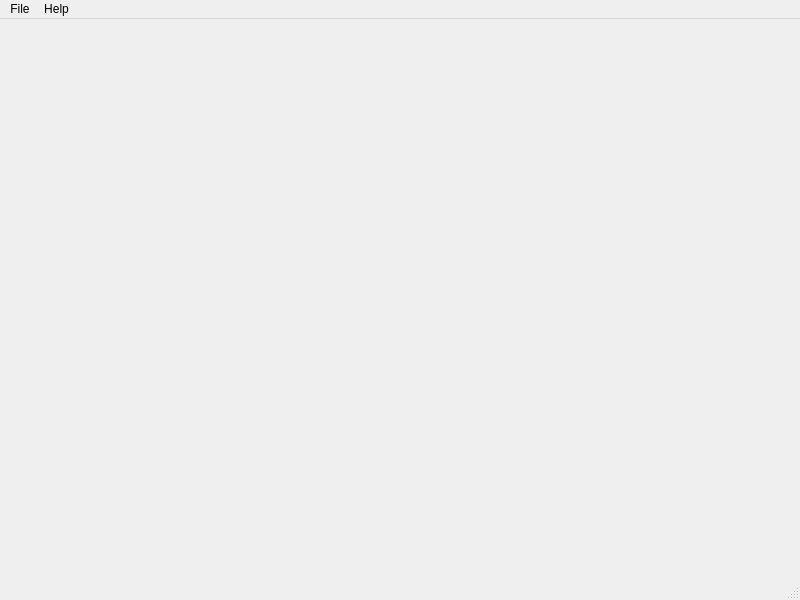
Before: the Qt Designer form mainwindow.ui in tovarj5/ME570_assignment4_myRepo, drawn with Qt 5.
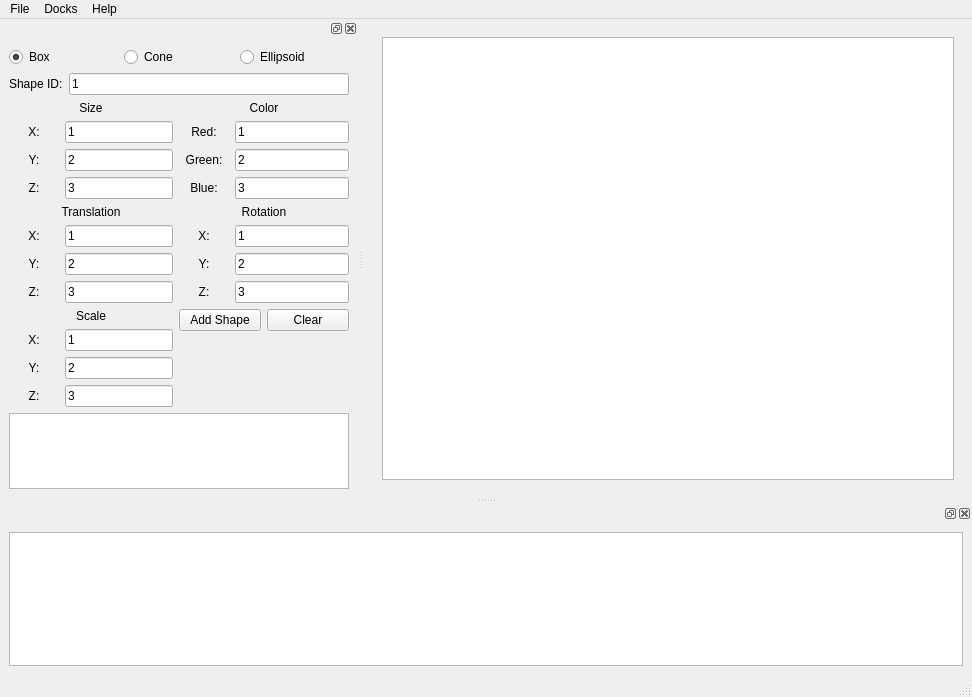
After: the same form once the commit is applied.

Commit message: Moved Code from desk computer for week 2. Added GUI functionality, dock widgets, adding shape functionality, expanding widgets. Exit, open, save functionality.

```diff
--- a/mainwindow.ui
+++ b/mainwindow.ui
@@ -6,20 +6,32 @@
    <rect>
     <x>0</x>
     <y>0</y>
-    <width>800</width>
-    <height>600</height>
+    <width>972</width>
+    <height>697</height>
    </rect>
   </property>
   <property name="windowTitle">
    <string>Fun With Shapes</string>
   </property>
-  <widget class="QWidget" name="centralwidget"/>
+  <widget class="QWidget" name="centralwidget">
+   <layout class="QVBoxLayout" name="verticalLayout">
+    <item>
+     <widget class="QWidget" name="widget" native="true">
+      <layout class="QHBoxLayout" name="horizontalLayout_2">
+       <item>
+        <widget class="QGraphicsView" name="graphicsView"/>
+       </item>
+      </layout>
+     </widget>
+    </item>
+   </layout>
+  </widget>
   <widget class="QMenuBar" name="menubar">
    <property name="geometry">
     <rect>
      <x>0</x>
      <y>0</y>
-     <width>800</width>
+     <width>972</width>
      <height>20</height>
     </rect>
    </property>
@@ -38,10 +50,594 @@
     </property>
     <addaction name="actionAbout"/>
    </widget>
+   <widget class="QMenu" name="menuDialogs">
+    <property name="title">
+     <string>Docks</string>
+    </property>
+    <addaction name="actionOpen_Create_Shape_Dialog"/>
+    <addaction name="actionOpen_Output_Dock"/>
+   </widget>
    <addaction name="menuFile"/>
+   <addaction name="menuDialogs"/>
    <addaction name="menuHelp"/>
   </widget>
   <widget class="QStatusBar" name="statusbar"/>
+  <widget class="QDockWidget" name="outputDockWidget">
+   <property name="layoutDirection">
+    <enum>Qt::LeftToRight</enum>
+   </property>
+   <attribute name="dockWidgetArea">
+    <number>8</number>
+   </attribute>
+   <widget class="QWidget" name="dockWidgetContents">
+    <layout class="QHBoxLayout" name="horizontalLayout">
+     <item>
+      <widget class="QPlainTextEdit" name="outputDockPlainText">
+       <property name="readOnly">
+        <bool>true</bool>
+       </property>
+      </widget>
+     </item>
+    </layout>
+   </widget>
+  </widget>
+  <widget class="QDockWidget" name="creatShapeDockWidget">
+   <property name="sizePolicy">
+    <sizepolicy hsizetype="Preferred" vsizetype="Fixed">
+     <horstretch>0</horstretch>
+     <verstretch>0</verstretch>
+    </sizepolicy>
+   </property>
+   <property name="minimumSize">
+    <size>
+     <width>358</width>
+     <height>479</height>
+    </size>
+   </property>
+   <attribute name="dockWidgetArea">
+    <number>1</number>
+   </attribute>
+   <widget class="QWidget" name="dockWidgetContents_2">
+    <layout class="QFormLayout" name="formLayout_8">
+     <item row="0" column="0" colspan="2">
+      <layout class="QHBoxLayout" name="horizontalLayout_5">
+       <item>
+        <widget class="QRadioButton" name="boxRadioButton_2">
+         <property name="text">
+          <string>Box</string>
+         </property>
+         <property name="checked">
+          <bool>true</bool>
+         </property>
+        </widget>
+       </item>
+       <item>
+        <widget class="QRadioButton" name="coneRadioButton_2">
+         <property name="text">
+          <string>Cone</string>
+         </property>
+        </widget>
+       </item>
+       <item>
+        <widget class="QRadioButton" name="ellipsoidRadioButton_2">
+         <property name="text">
+          <string>Ellipsoid</string>
+         </property>
+        </widget>
+       </item>
+      </layout>
+     </item>
+     <item row="1" column="0" colspan="2">
+      <layout class="QHBoxLayout" name="horizontalLayout_6">
+       <item>
+        <widget class="QLabel" name="label_8">
+         <property name="text">
+          <string>Shape ID:</string>
+         </property>
+        </widget>
+       </item>
+       <item>
+        <widget class="QLineEdit" name="lineEdit_Id_2">
+         <property name="text">
+          <string>1</string>
+         </property>
+        </widget>
+       </item>
+      </layout>
+     </item>
+     <item row="2" column="0">
+      <layout class="QFormLayout" name="formLayout_2">
+       <item row="1" column="1">
+        <widget class="QLineEdit" name="lineEdit_DimX">
+         <property name="text">
+          <string>1</string>
+         </property>
+        </widget>
+       </item>
+       <item row="2" column="0">
+        <widget class="QLabel" name="label_sizeY">
+         <property name="minimumSize">
+          <size>
+           <width>50</width>
+           <height>0</height>
+          </size>
+         </property>
+         <property name="text">
+          <string>Y:</string>
+         </property>
+         <property name="alignment">
+          <set>Qt::AlignCenter</set>
+         </property>
+        </widget>
+       </item>
+       <item row="2" column="1">
+        <widget class="QLineEdit" name="lineEdit_DimY">
+         <property name="text">
+          <string>2</string>
+         </property>
+        </widget>
+       </item>
+       <item row="3" column="0">
+        <widget class="QLabel" name="label_sizeZ">
+         <property name="minimumSize">
+          <size>
+           <width>50</width>
+           <height>0</height>
+          </size>
+         </property>
+         <property name="text">
+          <string>Z:</string>
+         </property>
+         <property name="alignment">
+          <set>Qt::AlignCenter</set>
+         </property>
+        </widget>
+       </item>
+       <item row="3" column="1">
+        <widget class="QLineEdit" name="lineEdit_DimZ">
+         <property name="text">
+          <string>3</string>
+         </property>
+        </widget>
+       </item>
+       <item row="1" column="0">
+        <widget class="QLabel" name="label_sizeX">
+         <property name="sizePolicy">
+          <sizepolicy hsizetype="Expanding" vsizetype="Preferred">
+           <horstretch>0</horstretch>
+           <verstretch>0</verstretch>
+          </sizepolicy>
+         </property>
+         <property name="minimumSize">
+          <size>
+           <width>50</width>
+           <height>0</height>
+          </size>
+         </property>
+         <property name="text">
+          <string>X:</string>
+         </property>
+         <property name="alignment">
+          <set>Qt::AlignCenter</set>
+         </property>
+        </widget>
+       </item>
+       <item row="0" column="0" colspan="2">
+        <widget class="QLabel" name="label_9">
+         <property name="text">
+          <string>Size</string>
+         </property>
+         <property name="alignment">
+          <set>Qt::AlignCenter</set>
+         </property>
+        </widget>
+       </item>
+      </layout>
+     </item>
+     <item row="2" column="1">
+      <layout class="QFormLayout" name="formLayout_4">
+       <item row="1" column="1">
+        <widget class="QLineEdit" name="lineEdit_ColorX">
+         <property name="minimumSize">
+          <size>
+           <width>20</width>
+           <height>0</height>
+          </size>
+         </property>
+         <property name="text">
+          <string>1</string>
+         </property>
+        </widget>
+       </item>
+       <item row="2" column="0">
+        <widget class="QLabel" name="label_10">
+         <property name="minimumSize">
+          <size>
+           <width>50</width>
+           <height>0</height>
+          </size>
+         </property>
+         <property name="text">
+          <string>Green:</string>
+         </property>
+         <property name="alignment">
+          <set>Qt::AlignCenter</set>
+         </property>
+        </widget>
+       </item>
+       <item row="2" column="1">
+        <widget class="QLineEdit" name="lineEdit_ColorY">
+         <property name="minimumSize">
+          <size>
+           <width>20</width>
+           <height>0</height>
+          </size>
+         </property>
+         <property name="text">
+          <string>2</string>
+         </property>
+        </widget>
+       </item>
+       <item row="3" column="0">
+        <widget class="QLabel" name="label_11">
+         <property name="minimumSize">
+          <size>
+           <width>50</width>
+           <height>0</height>
+          </size>
+         </property>
+         <property name="text">
+          <string>Blue:</string>
+         </property>
+         <property name="alignment">
+          <set>Qt::AlignCenter</set>
+         </property>
+        </widget>
+       </item>
+       <item row="3" column="1">
+        <widget class="QLineEdit" name="lineEdit_ColorZ">
+         <property name="text">
+          <string>3</string>
+         </property>
+        </widget>
+       </item>
+       <item row="1" column="0">
+        <widget class="QLabel" name="label_12">
+         <property name="sizePolicy">
+          <sizepolicy hsizetype="Expanding" vsizetype="Preferred">
+           <horstretch>0</horstretch>
+           <verstretch>0</verstretch>
+          </sizepolicy>
+         </property>
+         <property name="minimumSize">
+          <size>
+           <width>50</width>
+           <height>0</height>
+          </size>
+         </property>
+         <property name="text">
+          <string>Red:</string>
+         </property>
+         <property name="alignment">
+          <set>Qt::AlignCenter</set>
+         </property>
+        </widget>
+       </item>
+       <item row="0" column="0" colspan="2">
+        <widget class="QLabel" name="label_13">
+         <property name="text">
+          <string>Color</string>
+         </property>
+         <property name="alignment">
+          <set>Qt::AlignCenter</set>
+         </property>
+        </widget>
+       </item>
+      </layout>
+     </item>
+     <item row="3" column="0">
+      <layout class="QFormLayout" name="formLayout_5">
+       <item row="1" column="1">
+        <widget class="QLineEdit" name="lineEdit_TranX">
+         <property name="text">
+          <string>1</string>
+         </property>
+        </widget>
+       </item>
+       <item row="2" column="0">
+        <widget class="QLabel" name="label_14">
+         <property name="minimumSize">
+          <size>
+           <width>50</width>
+           <height>0</height>
+          </size>
+         </property>
+         <property name="text">
+          <string>Y:</string>
+         </property>
+         <property name="alignment">
+          <set>Qt::AlignCenter</set>
+         </property>
+        </widget>
+       </item>
+       <item row="2" column="1">
+        <widget class="QLineEdit" name="lineEdit_TranY">
+         <property name="text">
+          <string>2</string>
+         </property>
+        </widget>
+       </item>
+       <item row="3" column="0">
+        <widget class="QLabel" name="label_15">
+         <property name="minimumSize">
+          <size>
+           <width>50</width>
+           <height>0</height>
+          </size>
+         </property>
+         <property name="text">
+          <string>Z:</string>
+         </property>
+         <property name="alignment">
+          <set>Qt::AlignCenter</set>
+         </property>
+        </widget>
+       </item>
+       <item row="3" column="1">
+        <widget class="QLineEdit" name="lineEdit_TranZ">
+         <property name="text">
+          <string>3</string>
+         </property>
+        </widget>
+       </item>
+       <item row="1" column="0">
+        <widget class="QLabel" name="label_16">
+         <property name="sizePolicy">
+          <sizepolicy hsizetype="Expanding" vsizetype="Preferred">
+           <horstretch>0</horstretch>
+           <verstretch>0</verstretch>
+          </sizepolicy>
+         </property>
+         <property name="minimumSize">
+          <size>
+           <width>50</width>
+           <height>0</height>
+          </size>
+         </property>
+         <property name="text">
+          <string>X:</string>
+         </property>
+         <property name="alignment">
+          <set>Qt::AlignCenter</set>
+         </property>
+        </widget>
+       </item>
+       <item row="0" column="0" colspan="2">
+        <widget class="QLabel" name="label_17">
+         <property name="text">
+          <string>Translation</string>
+         </property>
+         <property name="alignment">
+          <set>Qt::AlignCenter</set>
+         </property>
+        </widget>
+       </item>
+      </layout>
+     </item>
+     <item row="3" column="1">
+      <layout class="QFormLayout" name="formLayout_6">
+       <item row="1" column="0">
+        <widget class="QLabel" name="label_20">
+         <property name="sizePolicy">
+          <sizepolicy hsizetype="Expanding" vsizetype="Preferred">
+           <horstretch>0</horstretch>
+           <verstretch>0</verstretch>
+          </sizepolicy>
+         </property>
+         <property name="minimumSize">
+          <size>
+           <width>50</width>
+           <height>0</height>
+          </size>
+         </property>
+         <property name="text">
+          <string>X:</string>
+         </property>
+         <property name="alignment">
+          <set>Qt::AlignCenter</set>
+         </property>
+        </widget>
+       </item>
+       <item row="1" column="1">
+        <widget class="QLineEdit" name="lineEdit_RotX">
+         <property name="minimumSize">
+          <size>
+           <width>20</width>
+           <height>0</height>
+          </size>
+         </property>
+         <property name="text">
+          <string>1</string>
+         </property>
+        </widget>
+       </item>
+       <item row="2" column="0">
+        <widget class="QLabel" name="label_18">
+         <property name="minimumSize">
+          <size>
+           <width>50</width>
+           <height>0</height>
+          </size>
+         </property>
+         <property name="text">
+          <string>Y:</string>
+         </property>
+         <property name="alignment">
+          <set>Qt::AlignCenter</set>
+         </property>
+        </widget>
+       </item>
+       <item row="2" column="1">
+        <widget class="QLineEdit" name="lineEdit_RotY">
+         <property name="minimumSize">
+          <size>
+           <width>20</width>
+           <height>0</height>
+          </size>
+         </property>
+         <property name="text">
+          <string>2</string>
+         </property>
+        </widget>
+       </item>
+       <item row="3" column="0">
+        <widget class="QLabel" name="label_19">
+         <property name="minimumSize">
+          <size>
+           <width>50</width>
+           <height>0</height>
+          </size>
+         </property>
+         <property name="text">
+          <string>Z:</string>
+         </property>
+         <property name="alignment">
+          <set>Qt::AlignCenter</set>
+         </property>
+        </widget>
+       </item>
+       <item row="3" column="1">
+        <widget class="QLineEdit" name="lineEdit_RotZ">
+         <property name="text">
+          <string>3</string>
+         </property>
+        </widget>
+       </item>
+       <item row="0" column="0" colspan="2">
+        <widget class="QLabel" name="label_21">
+         <property name="text">
+          <string>Rotation</string>
+         </property>
+         <property name="alignment">
+          <set>Qt::AlignCenter</set>
+         </property>
+        </widget>
+       </item>
+      </layout>
+     </item>
+     <item row="4" column="0">
+      <layout class="QFormLayout" name="formLayout_9">
+       <item row="1" column="1">
+        <widget class="QLineEdit" name="lineEdit_ScaleX">
+         <property name="text">
+          <string>1</string>
+         </property>
+        </widget>
+       </item>
+       <item row="2" column="0">
+        <widget class="QLabel" name="label_26">
+         <property name="minimumSize">
+          <size>
+           <width>50</width>
+           <height>0</height>
+          </size>
+         </property>
+         <property name="text">
+          <string>Y:</string>
+         </property>
+         <property name="alignment">
+          <set>Qt::AlignCenter</set>
+         </property>
+        </widget>
+       </item>
+       <item row="2" column="1">
+        <widget class="QLineEdit" name="lineEdit_ScaleY">
+         <property name="text">
+          <string>2</string>
+         </property>
+        </widget>
+       </item>
+       <item row="3" column="0">
+        <widget class="QLabel" name="label_27">
+         <property name="minimumSize">
+          <size>
+           <width>50</width>
+           <height>0</height>
+          </size>
+         </property>
+         <property name="text">
+          <string>Z:</string>
+         </property>
+         <property name="alignment">
+          <set>Qt::AlignCenter</set>
+         </property>
+        </widget>
+       </item>
+       <item row="3" column="1">
+        <widget class="QLineEdit" name="lineEdit_ScaleZ">
+         <property name="text">
+          <string>3</string>
+         </property>
+        </widget>
+       </item>
+       <item row="1" column="0">
+        <widget class="QLabel" name="label_28">
+         <property name="sizePolicy">
+          <sizepolicy hsizetype="Expanding" vsizetype="Preferred">
+           <horstretch>0</horstretch>
+           <verstretch>0</verstretch>
+          </sizepolicy>
+         </property>
+         <property name="minimumSize">
+          <size>
+           <width>50</width>
+           <height>0</height>
+          </size>
+         </property>
+         <property name="text">
+          <string>X:</string>
+         </property>
+         <property name="alignment">
+          <set>Qt::AlignCenter</set>
+         </property>
+        </widget>
+       </item>
+       <item row="0" column="0" colspan="2">
+        <widget class="QLabel" name="label_29">
+         <property name="text">
+          <string>Scale</string>
+         </property>
+         <property name="alignment">
+          <set>Qt::AlignCenter</set>
+         </property>
+        </widget>
+       </item>
+      </layout>
+     </item>
+     <item row="4" column="1">
+      <layout class="QHBoxLayout" name="horizontalLayout_7">
+       <item>
+        <widget class="QPushButton" name="addShapeButton_2">
+         <property name="text">
+          <string>Add Shape</string>
+         </property>
+        </widget>
+       </item>
+       <item>
+        <widget class="QPushButton" name="clearButton_2">
+         <property name="text">
+          <string>Clear</string>
+         </property>
+        </widget>
+       </item>
+      </layout>
+     </item>
+     <item row="5" column="0" colspan="2">
+      <widget class="QListWidget" name="ListListWidget"/>
+     </item>
+    </layout>
+   </widget>
+  </widget>
   <action name="actionOpen">
    <property name="text">
     <string>Open</string>
```
Left out of the diff: 34 changed lines with no effect on the pictures. The commit also changes 11 other files.
